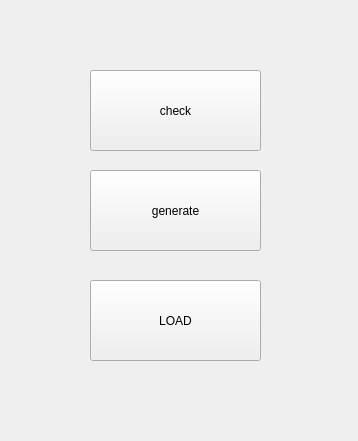
Qt form test2/mainwindow.ui (dxqzhuang/CardChecker) before a commit.
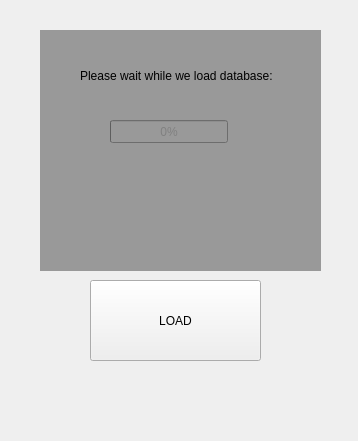
The same form after that commit.

```diff
--- a/test2/mainwindow.ui
+++ b/test2/mainwindow.ui
@@ -15,6 +15,9 @@
   </property>
   <widget class="QWidget" name="centralWidget">
    <widget class="QPushButton" name="window1_check_btn">
+    <property name="enabled">
+     <bool>false</bool>
+    </property>
     <property name="geometry">
      <rect>
       <x>90</x>
@@ -28,6 +31,9 @@
     </property>
    </widget>
    <widget class="QPushButton" name="window1_generate_btn">
+    <property name="enabled">
+     <bool>false</bool>
+    </property>
     <property name="geometry">
      <rect>
       <x>90</x>
@@ -53,6 +59,54 @@
      <string>LOAD</string>
     </property>
    </widget>
+   <widget class="QWidget" name="window1_progress_box" native="true">
+    <property name="geometry">
+     <rect>
+      <x>40</x>
+      <y>30</y>
+      <width>281</width>
+      <height>241</height>
+     </rect>
+    </property>
+    <property name="autoFillBackground">
+     <bool>false</bool>
+    </property>
+    <property name="styleSheet">
+     <string notr="true">background-color: rgb(153, 153, 153);</string>
+    </property>
+    <widget class="QProgressBar" name="window1_progress_bar">
+     <property name="geometry">
+      <rect>
+       <x>70</x>
+       <y>90</y>
+       <width>118</width>
+       <height>23</height>
+      </rect>
+     </property>
+     <property name="autoFillBackground">
+      <bool>false</bool>
+     </property>
+     <property name="styleSheet">
+      <string notr="true">color: rgb(128, 128, 128);</string>
+     </property>
+     <property name="value">
+      <number>0</number>
+     </property>
+    </widget>
+    <widget class="QLabel" name="label">
+     <property name="geometry">
+      <rect>
+       <x>40</x>
+       <y>30</y>
+       <width>221</width>
+       <height>31</height>
+      </rect>
+     </property>
+     <property name="text">
+      <string>Please wait while we load database:</string>
+     </property>
+    </widget>
+   </widget>
   </widget>
   <widget class="QMenuBar" name="menuBar">
    <property name="geometry">
```
